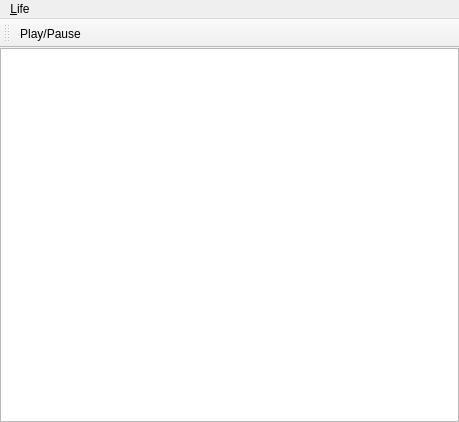
Before: the Qt Designer form mainwindow.ui in proglottis/qtlife, drawn with Qt 5.
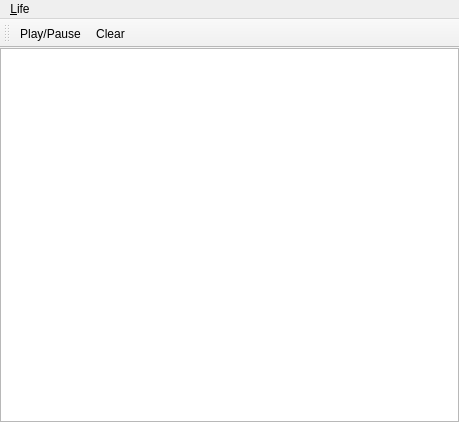
After: the same form once the commit is applied. Icons and pictures are not drawn.

Commit message: Added clear board action.

Patch:
```diff
--- a/mainwindow.ui
+++ b/mainwindow.ui
@@ -34,6 +34,7 @@
     <bool>false</bool>
    </attribute>
    <addaction name="actionPlay_Pause"/>
+   <addaction name="actionClear"/>
   </widget>
   <widget class="QMenuBar" name="menuBar">
    <property name="geometry">
@@ -73,6 +74,15 @@
     <string>E&amp;xit</string>
    </property>
   </action>
+  <action name="actionClear">
+   <property name="icon">
+    <iconset resource="main.qrc">
+     <normaloff>:/actions/clear</normaloff>:/actions/clear</iconset>
+   </property>
+   <property name="text">
+    <string>Clear</string>
+   </property>
+  </action>
  </widget>
  <layoutdefault spacing="6" margin="11"/>
  <resources>
```
Left out of the diff: 2 changed lines with no effect on the pictures. The commit also changes 6 other files.
